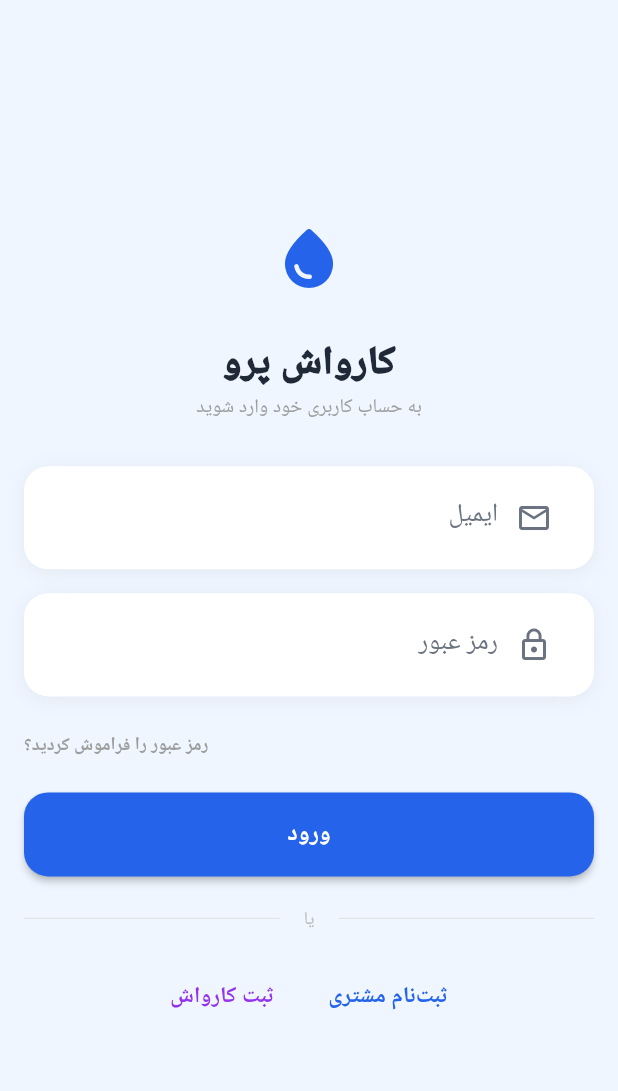
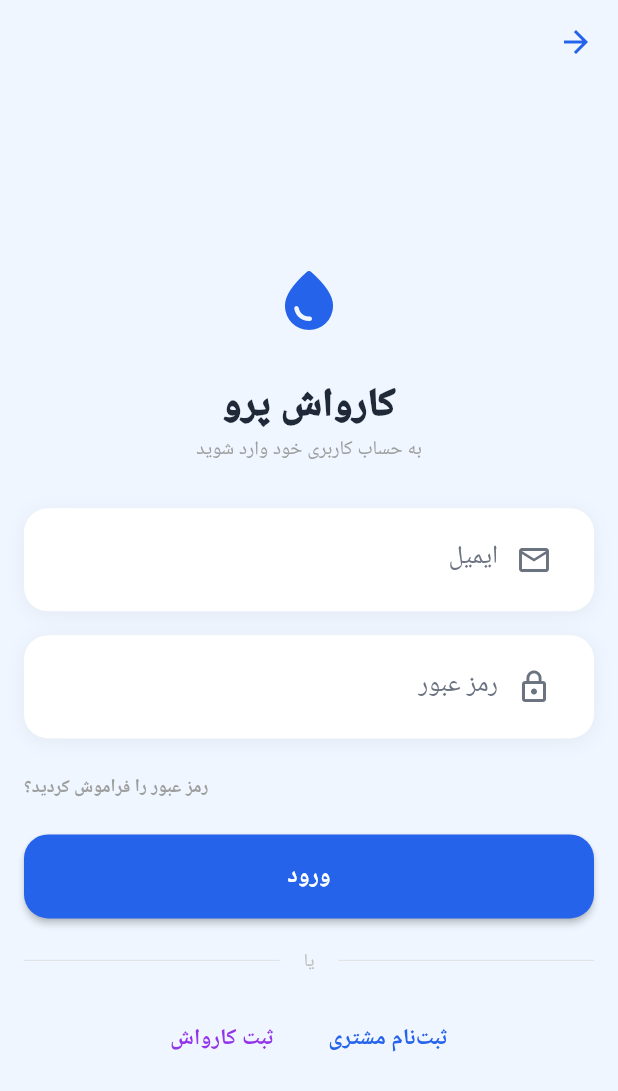
Before and after one commit to SamanEsmaeili3/smart_carwash_service_system, a Flutter app: the LoginScreen screen opened by its route, on a phone screen of 412 x 824 dp. Shown: the top 1091 px of the screen. Run offline on Flutter 3.47's test engine with Material 3 defaults, Android fonts, the phone set to English and light mode, and no system bars; our stand-ins replace flutter_secure_storage, jwt_decoder; accounts and stored records are empty; Roboto replaces fonts that are missing (Vazir).

Commit message:
added back button for the login page

```diff
--- a/Frontend/carwash_front/lib/screens/auth/login_screen.dart
+++ b/Frontend/carwash_front/lib/screens/auth/login_screen.dart
@@ -54,16 +54,24 @@ class _LoginScreenState extends State<LoginScreen> {
 
     return Scaffold(
       backgroundColor: AppColors.primaryLight,
+
+      // --- NEW: ADDING THE BACK BUTTON HERE ---
+      appBar: AppBar(
+        backgroundColor: Colors.transparent, // Invisible background
+        elevation: 0, // No shadow
+        iconTheme: const IconThemeData(color: AppColors.primary), // Blue Arrow
+      ),
+      // ----------------------------------------
+
       body: Center(
         child: SingleChildScrollView(
           padding: const EdgeInsets.symmetric(vertical: 20, horizontal: 16),
           child: Center(
             child: ConstrainedBox(
-              // FIX 1: Made it wider (550 instead of 450)
               constraints: const BoxConstraints(maxWidth: 550),
               child: Container(
                 padding: isDesktop
-                    ? const EdgeInsets.symmetric(horizontal: 50, vertical: 40) // FIX 2: Better padding
+                    ? const EdgeInsets.symmetric(horizontal: 50, vertical: 40)
                     : const EdgeInsets.all(0),
                 decoration: isDesktop
                   ? BoxDecoration(
@@ -83,7 +91,6 @@ class _LoginScreenState extends State<LoginScreen> {
                   mainAxisAlignment: MainAxisAlignment.center,
                   crossAxisAlignment: CrossAxisAlignment.center,
                   children: [
-                    // Logo
                     Container(
                       padding: const EdgeInsets.all(12),
                       decoration: const BoxDecoration(
@@ -92,17 +99,17 @@ class _LoginScreenState extends State<LoginScreen> {
                       ),
                       child: const Icon(
                         Icons.water_drop_rounded,
-                        size: 48, // Slightly smaller to save space
+                        size: 48,
                         color: AppColors.primary
                       ),
                     ),
 
-                    const SizedBox(height: 16), // Reduced from 24
+                    const SizedBox(height: 16),
 
                     const Text(
                       "کارواش پرو",
                       style: TextStyle(
-                        fontSize: 26, // Slightly smaller text
+                        fontSize: 26,
                         fontWeight: FontWeight.w900,
                         color: AppColors.textMain,
                         letterSpacing: -0.5,
@@ -117,7 +124,7 @@ class _LoginScreenState extends State<LoginScreen> {
                       ),
                     ),
 
-                    const SizedBox(height: 30), // Reduced from 40
+                    const SizedBox(height: 30),
 
                     CustomInput(
                       label: "ایمیل",
@@ -174,11 +181,10 @@ class _LoginScreenState extends State<LoginScreen> {
 
                     const SizedBox(height: 20),
 
-                    // FIX 3: Using Wrap to prevent overflow/breaking text
                     Wrap(
                       alignment: WrapAlignment.center,
-                      spacing: 20, // Horizontal space
-                      runSpacing: 10, // Vertical space if it wraps
+                      spacing: 20,
+                      runSpacing: 10,
                       children: [
                         TextButton(
                           onPressed: () => Navigator.pushNamed(context, '/signup'),
@@ -187,8 +193,6 @@ class _LoginScreenState extends State<LoginScreen> {
                             style: TextStyle(color: AppColors.primary, fontWeight: FontWeight.bold),
                           ),
                         ),
-                        // Only show divider if there is enough width (optional visual trick)
-                        // But Wrap handles layout better without a vertical divider
                         TextButton(
                           onPressed: () => Navigator.pushNamed(context, '/apply'),
                           child: const Text(
```
